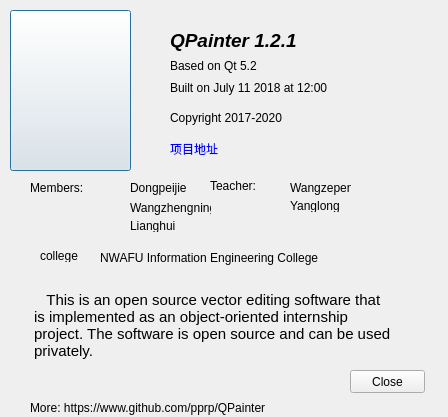
The window that QPainter1.2.1/src/showhelpdialog.ui (pprp/QPainter) describes before a commit, drawn with Qt 5.
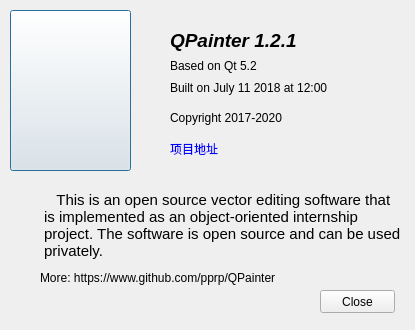
The same window after the commit. Icons and pictures are not drawn.

Patch:
```diff
--- a/QPainter1.2.1/src/showhelpdialog.ui
+++ b/QPainter1.2.1/src/showhelpdialog.ui
@@ -6,8 +6,8 @@
    <rect>
     <x>0</x>
     <y>0</y>
-    <width>448</width>
-    <height>417</height>
+    <width>415</width>
+    <height>330</height>
    </rect>
   </property>
   <property name="windowTitle">
@@ -113,8 +113,8 @@
   <widget class="QLabel" name="label_5">
    <property name="geometry">
     <rect>
-     <x>30</x>
-     <y>280</y>
+     <x>40</x>
+     <y>180</y>
      <width>361</width>
      <height>91</height>
     </rect>
@@ -139,8 +139,8 @@
   <widget class="QPushButton" name="pushButton_2">
    <property name="geometry">
     <rect>
-     <x>350</x>
-     <y>370</y>
+     <x>320</x>
+     <y>290</y>
      <width>75</width>
      <height>23</height>
     </rect>
@@ -162,58 +162,6 @@
     <string>&lt;a style=&quot;color:blue;align:center;&quot; href=&quot;https://www.github.com/pprp/QPainter/&quot;&gt;项目地址&lt;/a&gt;</string>
    </property>
   </widget>
-  <widget class="QLabel" name="label_7">
-   <property name="geometry">
-    <rect>
-     <x>30</x>
-     <y>180</y>
-     <width>81</width>
-     <height>16</height>
-    </rect>
-   </property>
-   <property name="text">
-    <string>Members:</string>
-   </property>
-  </widget>
-  <widget class="QLabel" name="label_8">
-   <property name="geometry">
-    <rect>
-     <x>130</x>
-     <y>180</y>
-     <width>61</width>
-     <height>16</height>
-    </rect>
-   </property>
-   <property name="text">
-    <string>Dongpeijie</string>
-   </property>
-  </widget>
-  <widget class="QLabel" name="label_9">
-   <property name="geometry">
-    <rect>
-     <x>130</x>
-     <y>200</y>
-     <width>81</width>
-     <height>16</height>
-    </rect>
-   </property>
-   <property name="text">
-    <string>Wangzhengning</string>
-   </property>
-  </widget>
-  <widget class="QLabel" name="label_10">
-   <property name="geometry">
-    <rect>
-     <x>130</x>
-     <y>220</y>
-     <width>54</width>
-     <height>12</height>
-    </rect>
-   </property>
-   <property name="text">
-    <string>Lianghui</string>
-   </property>
-  </widget>
   <widget class="QLabel" name="label_11">
    <property name="geometry">
     <rect>
@@ -227,76 +175,11 @@
     <string/>
    </property>
   </widget>
-  <widget class="QLabel" name="label_12">
-   <property name="geometry">
-    <rect>
-     <x>210</x>
-     <y>180</y>
-     <width>54</width>
-     <height>12</height>
-    </rect>
-   </property>
-   <property name="text">
-    <string>Teacher:</string>
-   </property>
-  </widget>
-  <widget class="QLabel" name="label_13">
-   <property name="geometry">
-    <rect>
-     <x>290</x>
-     <y>180</y>
-     <width>61</width>
-     <height>16</height>
-    </rect>
-   </property>
-   <property name="text">
-    <string>Wangzepeng</string>
-   </property>
-  </widget>
-  <widget class="QLabel" name="label_14">
-   <property name="geometry">
-    <rect>
-     <x>290</x>
-     <y>200</y>
-     <width>54</width>
-     <height>12</height>
-    </rect>
-   </property>
-   <property name="text">
-    <string>Yanglong</string>
-   </property>
-  </widget>
-  <widget class="QLabel" name="label_15">
-   <property name="geometry">
-    <rect>
-     <x>40</x>
-     <y>250</y>
-     <width>54</width>
-     <height>12</height>
-    </rect>
-   </property>
-   <property name="text">
-    <string>college</string>
-   </property>
-  </widget>
-  <widget class="QLabel" name="label_16">
-   <property name="geometry">
-    <rect>
-     <x>100</x>
-     <y>250</y>
-     <width>231</width>
-     <height>16</height>
-    </rect>
-   </property>
-   <property name="text">
-    <string>NWAFU Information Engineering College</string>
-   </property>
-  </widget>
   <widget class="QLabel" name="label_17">
    <property name="geometry">
     <rect>
-     <x>30</x>
-     <y>400</y>
+     <x>40</x>
+     <y>270</y>
      <width>261</width>
      <height>16</height>
     </rect>
```
Left out of the diff: 4 changed lines with no effect on the pictures.
